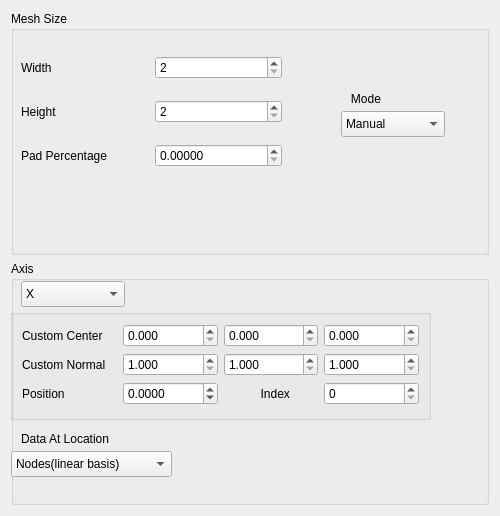
Above: src/Interface/Modules/Fields/CreateImageDialog.ui from SCIInstitute/SCIRun before the change. Below: the same form after it.
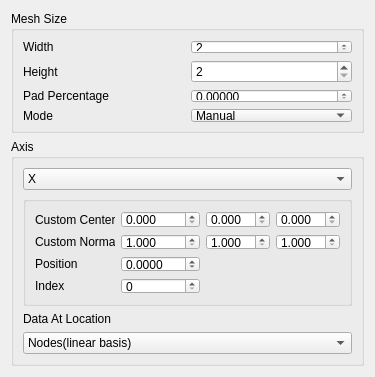
That is the form after the change.

Diff of the .ui file:
```diff
--- a/src/Interface/Modules/Fields/CreateImageDialog.ui
+++ b/src/Interface/Modules/Fields/CreateImageDialog.ui
@@ -6,8 +6,8 @@
    <rect>
     <x>0</x>
     <y>0</y>
-    <width>500</width>
-    <height>516</height>
+    <width>375</width>
+    <height>377</height>
    </rect>
   </property>
   <property name="sizePolicy">
@@ -18,44 +18,166 @@
   </property>
   <property name="minimumSize">
    <size>
-    <width>500</width>
-    <height>475</height>
+    <width>375</width>
+    <height>377</height>
    </size>
   </property>
   <property name="windowTitle">
    <string>Dialog</string>
   </property>
-  <layout class="QGridLayout" name="gridLayout_3">
+  <layout class="QGridLayout" name="gridLayout_2">
    <item row="0" column="0">
-    <layout class="QGridLayout" name="gridLayout_2">
-     <item row="1" column="0">
-      <widget class="QGroupBox" name="groupBox_2">
-       <property name="minimumSize">
-        <size>
-         <width>350</width>
-         <height>200</height>
-        </size>
-       </property>
-       <property name="title">
-        <string>Axis</string>
-       </property>
+    <widget class="QGroupBox" name="groupBox">
+     <property name="minimumSize">
+      <size>
+       <width>350</width>
+       <height>50</height>
+      </size>
+     </property>
+     <property name="title">
+      <string>Mesh Size</string>
+     </property>
+     <layout class="QGridLayout" name="gridLayout">
+      <item row="1" column="0" rowspan="2">
+       <widget class="QLabel" name="label_3">
+        <property name="text">
+         <string>Height</string>
+        </property>
+       </widget>
+      </item>
+      <item row="0" column="1">
+       <widget class="QSpinBox" name="width_">
+        <property name="minimum">
+         <number>2</number>
+        </property>
+        <property name="maximum">
+         <number>1000</number>
+        </property>
+       </widget>
+      </item>
+      <item row="1" column="1" rowspan="2">
+       <widget class="QSpinBox" name="height_">
+        <property name="minimum">
+         <number>2</number>
+        </property>
+        <property name="maximum">
+         <number>1000</number>
+        </property>
+       </widget>
+      </item>
+      <item row="0" column="0">
+       <widget class="QLabel" name="label_2">
+        <property name="text">
+         <string>Width</string>
+        </property>
+       </widget>
+      </item>
+      <item row="3" column="0">
+       <widget class="QLabel" name="label_4">
+        <property name="enabled">
+         <bool>true</bool>
+        </property>
+        <property name="text">
+         <string>Pad Percentage</string>
+        </property>
+       </widget>
+      </item>
+      <item row="3" column="1">
+       <widget class="QDoubleSpinBox" name="padPercentageSpinBox_">
+        <property name="enabled">
+         <bool>true</bool>
+        </property>
+        <property name="decimals">
+         <number>5</number>
+        </property>
+       </widget>
+      </item>
+      <item row="4" column="0">
+       <widget class="QLabel" name="modeLabel">
+        <property name="text">
+         <string>Mode</string>
+        </property>
+       </widget>
+      </item>
+      <item row="4" column="1">
+       <widget class="QComboBox" name="mode_">
+        <item>
+         <property name="text">
+          <string>Manual</string>
+         </property>
+        </item>
+        <item>
+         <property name="text">
+          <string>Auto</string>
+         </property>
+        </item>
+       </widget>
+      </item>
+     </layout>
+    </widget>
+   </item>
+   <item row="1" column="0">
+    <widget class="QGroupBox" name="groupBox_2">
+     <property name="minimumSize">
+      <size>
+       <width>350</width>
+       <height>200</height>
+      </size>
+     </property>
+     <property name="title">
+      <string>Axis</string>
+     </property>
+     <layout class="QVBoxLayout" name="verticalLayout">
+      <item>
+       <widget class="QComboBox" name="axis_">
+        <item>
+         <property name="text">
+          <string>X</string>
+         </property>
+        </item>
+        <item>
+         <property name="text">
+          <string>Y</string>
+         </property>
+        </item>
+        <item>
+         <property name="text">
+          <string>Z</string>
+         </property>
+        </item>
+        <item>
+         <property name="text">
+          <string>Custom</string>
+         </property>
+        </item>
+       </widget>
+      </item>
+      <item>
        <widget class="QGroupBox" name="groupBox_4">
-        <property name="geometry">
-         <rect>
-          <x>-1</x>
-          <y>48</y>
-          <width>421</width>
-          <height>111</height>
-         </rect>
-        </property>
         <property name="title">
          <string/>
         </property>
         <layout class="QGridLayout" name="gridLayout_5">
-         <item row="0" column="4">
-          <widget class="QDoubleSpinBox" name="centerZ_">
+         <item row="2" column="0">
+          <widget class="QLabel" name="label_7">
+           <property name="text">
+            <string>Position</string>
+           </property>
+          </widget>
+         </item>
+         <item row="2" column="1">
+          <widget class="QDoubleSpinBox" name="position_">
            <property name="decimals">
-            <number>3</number>
+            <number>4</number>
+           </property>
+           <property name="minimum">
+            <double>-10000.000000000000000</double>
+           </property>
+           <property name="maximum">
+            <double>10000.000000000000000</double>
+           </property>
+           <property name="singleStep">
+            <double>0.100000000000000</double>
            </property>
           </widget>
          </item>
@@ -66,19 +188,6 @@
            </property>
           </widget>
          </item>
-         <item row="0" column="1">
-          <widget class="QDoubleSpinBox" name="centerX_">
-           <property name="decimals">
-            <number>3</number>
-           </property>
-           <property name="minimum">
-            <double>0.000000000000000</double>
-           </property>
-           <property name="value">
-            <double>0.000000000000000</double>
-           </property>
-          </widget>
-         </item>
          <item row="1" column="1">
           <widget class="QDoubleSpinBox" name="normalX_">
            <property name="decimals">
@@ -89,13 +198,6 @@
            </property>
           </widget>
          </item>
-         <item row="1" column="0">
-          <widget class="QLabel" name="label_6">
-           <property name="text">
-            <string>Custom Normal</string>
-           </property>
-          </widget>
-         </item>
          <item row="0" column="0">
           <widget class="QLabel" name="label_5">
            <property name="text">
@@ -103,6 +205,13 @@
            </property>
           </widget>
          </item>
+         <item row="1" column="0">
+          <widget class="QLabel" name="label_6">
+           <property name="text">
+            <string>Custom Normal</string>
+           </property>
+          </widget>
+         </item>
          <item row="1" column="2">
           <widget class="QDoubleSpinBox" name="normalY_">
            <property name="decimals">
@@ -123,80 +232,48 @@
            </property>
           </widget>
          </item>
-         <item row="2" column="1">
-          <widget class="QDoubleSpinBox" name="position_">
+         <item row="0" column="4">
+          <widget class="QDoubleSpinBox" name="centerZ_">
            <property name="decimals">
-            <number>4</number>
+            <number>3</number>
+           </property>
+          </widget>
+         </item>
+         <item row="0" column="1">
+          <widget class="QDoubleSpinBox" name="centerX_">
+           <property name="decimals">
+            <number>3</number>
            </property>
            <property name="minimum">
-            <double>-10000.000000000000000</double>
+            <double>0.000000000000000</double>
            </property>
-           <property name="maximum">
-            <double>10000.000000000000000</double>
+           <property name="value">
+            <double>0.000000000000000</double>
            </property>
-           <property name="singleStep">
-            <double>0.100000000000000</double>
-           </property>
           </widget>
          </item>
-         <item row="2" column="0">
-          <widget class="QLabel" name="label_7">
-           <property name="text">
-            <string>Position</string>
-           </property>
-          </widget>
-         </item>
-         <item row="2" column="4">
-          <widget class="QSpinBox" name="index_"/>
-         </item>
-         <item row="2" column="2">
+         <item row="3" column="0">
           <widget class="QLabel" name="label_8">
            <property name="text">
-            <string>           Index</string>
+            <string>Index</string>
            </property>
           </widget>
          </item>
+         <item row="3" column="1">
+          <widget class="QSpinBox" name="index_"/>
+         </item>
         </layout>
        </widget>
-       <widget class="QComboBox" name="axis_">
-        <property name="geometry">
-         <rect>
-          <x>10</x>
-          <y>20</y>
-          <width>104</width>
-          <height>26</height>
-         </rect>
+      </item>
+      <item>
+       <widget class="QLabel" name="label">
+        <property name="text">
+         <string>Data At Location</string>
         </property>
-        <item>
-         <property name="text">
-          <string>X</string>
-         </property>
-        </item>
-        <item>
-         <property name="text">
-          <string>Y</string>
-         </property>
-        </item>
-        <item>
-         <property name="text">
-          <string>Z</string>
-         </property>
-        </item>
-        <item>
-         <property name="text">
-          <string>Custom</string>
-         </property>
-        </item>
        </widget>
+      </item>
+      <item>
        <widget class="QComboBox" name="dataLocation_">
-        <property name="geometry">
-         <rect>
-          <x>0</x>
-          <y>190</y>
-          <width>161</width>
-          <height>26</height>
-         </rect>
-        </property>
         <item>
          <property name="text">
           <string>Nodes(linear basis)</string>
@@ -213,134 +290,9 @@
          </property>
         </item>
        </widget>
-       <widget class="QLabel" name="label">
-        <property name="geometry">
-         <rect>
-          <x>10</x>
-          <y>170</y>
-          <width>141</width>
-          <height>16</height>
-         </rect>
-        </property>
-        <property name="text">
-         <string>Data At Location</string>
-        </property>
-       </widget>
-      </widget>
-     </item>
-     <item row="0" column="0">
-      <widget class="QGroupBox" name="groupBox">
-       <property name="minimumSize">
-        <size>
-         <width>350</width>
-         <height>50</height>
-        </size>
-       </property>
-       <property name="title">
-        <string>Mesh Size</string>
-       </property>
-       <widget class="QWidget" name="layoutWidget">
-        <property name="geometry">
-         <rect>
-          <x>10</x>
-          <y>30</y>
-          <width>261</width>
-          <height>141</height>
-         </rect>
-        </property>
-        <layout class="QGridLayout" name="gridLayout">
-         <item row="0" column="0">
-          <widget class="QLabel" name="label_2">
-           <property name="text">
-            <string>Width</string>
-           </property>
-          </widget>
-         </item>
-         <item row="0" column="1">
-          <widget class="QSpinBox" name="width_">
-           <property name="minimum">
-            <number>2</number>
-           </property>
-           <property name="maximum">
-            <number>1000</number>
-           </property>
-          </widget>
-         </item>
-         <item row="1" column="0">
-          <widget class="QLabel" name="label_3">
-           <property name="text">
-            <string>Height</string>
-           </property>
-          </widget>
-         </item>
-         <item row="1" column="1">
-          <widget class="QSpinBox" name="height_">
-           <property name="minimum">
-            <number>2</number>
-           </property>
-           <property name="maximum">
-            <number>1000</number>
-           </property>
-          </widget>
-         </item>
-         <item row="2" column="0">
-          <widget class="QLabel" name="label_4">
-           <property name="enabled">
-            <bool>true</bool>
-           </property>
-           <property name="text">
-            <string>Pad Percentage</string>
-           </property>
-          </widget>
-         </item>
-         <item row="2" column="1">
-          <widget class="QDoubleSpinBox" name="padPercentageSpinBox_">
-           <property name="enabled">
-            <bool>true</bool>
-           </property>
-           <property name="decimals">
-            <number>5</number>
-           </property>
-          </widget>
-         </item>
-        </layout>
-       </widget>
-       <widget class="QComboBox" name="mode_">
-        <property name="geometry">
-         <rect>
-          <x>330</x>
-          <y>100</y>
-          <width>104</width>
-          <height>26</height>
-         </rect>
-        </property>
-        <item>
-         <property name="text">
-          <string>Manual</string>
-         </property>
-        </item>
-        <item>
-         <property name="text">
-          <string>Auto</string>
-         </property>
-        </item>
-       </widget>
-       <widget class="QLabel" name="modeLabel">
-        <property name="geometry">
-         <rect>
-          <x>330</x>
-          <y>80</y>
-          <width>60</width>
-          <height>16</height>
-         </rect>
-        </property>
-        <property name="text">
-         <string>   Mode</string>
-        </property>
-       </widget>
-      </widget>
-     </item>
-    </layout>
+      </item>
+     </layout>
+    </widget>
    </item>
   </layout>
  </widget>
```
